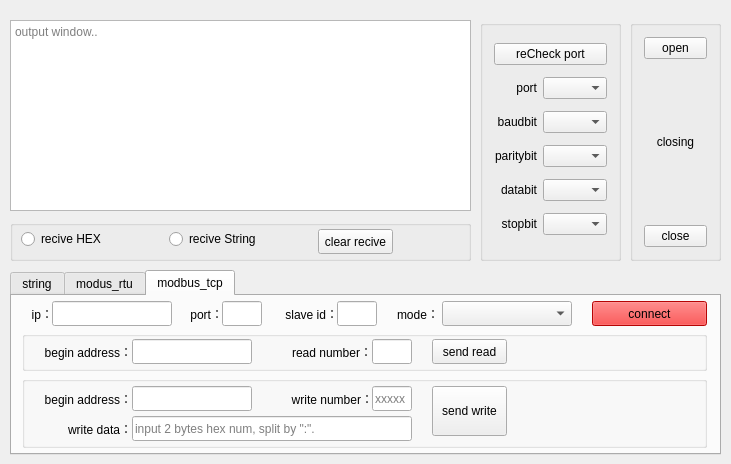
Above: portComm/portComm.ui from Keruls/portComm before the change. Below: the same form after it.
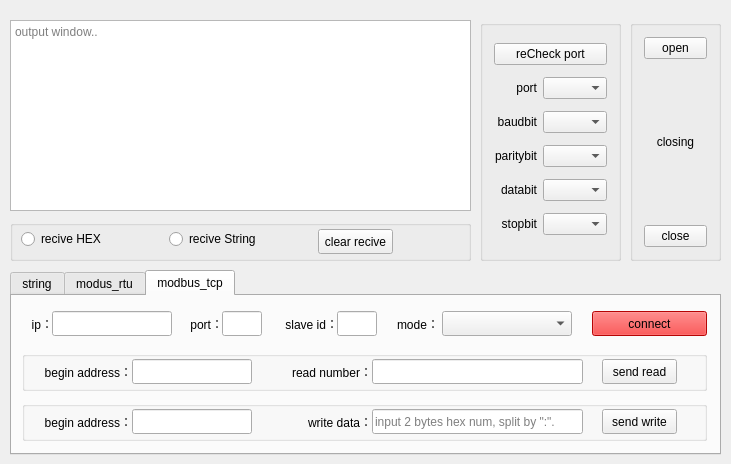
That is the form after the change. Icons and pictures are not drawn.

What changed in the file:
```diff
--- a/portComm/portComm.ui
+++ b/portComm/portComm.ui
@@ -355,7 +355,7 @@
       <property name="geometry">
        <rect>
         <x>10</x>
-        <y>35</y>
+        <y>55</y>
         <width>685</width>
         <height>40</height>
        </rect>
@@ -371,7 +371,7 @@
         <rect>
          <x>350</x>
          <y>8</y>
-         <width>40</width>
+         <width>211</width>
          <height>25</height>
         </rect>
        </property>
@@ -421,7 +421,7 @@
       <widget class="QPushButton" name="pb_bustcp_sendread">
        <property name="geometry">
         <rect>
-         <x>410</x>
+         <x>580</x>
          <y>8</y>
          <width>75</width>
          <height>25</height>
@@ -436,36 +436,20 @@
       <property name="geometry">
        <rect>
         <x>10</x>
-        <y>80</y>
+        <y>105</y>
         <width>685</width>
-        <height>72</height>
+        <height>40</height>
        </rect>
       </property>
       <property name="title">
        <string/>
       </property>
-      <widget class="QLineEdit" name="le_bustcp_num_w">
-       <property name="geometry">
-        <rect>
-         <x>350</x>
-         <y>10</y>
-         <width>40</width>
-         <height>25</height>
-        </rect>
-       </property>
-       <property name="readOnly">
-        <bool>true</bool>
-       </property>
-       <property name="placeholderText">
-        <string>xxxxx</string>
-       </property>
-      </widget>
       <widget class="QLineEdit" name="le_bustcp_data_w">
        <property name="geometry">
         <rect>
-         <x>110</x>
-         <y>40</y>
-         <width>280</width>
+         <x>350</x>
+         <y>8</y>
+         <width>211</width>
          <height>25</height>
         </rect>
        </property>
@@ -477,7 +461,7 @@
        <property name="geometry">
         <rect>
          <x>110</x>
-         <y>10</y>
+         <y>8</y>
          <width>120</width>
          <height>25</height>
         </rect>
@@ -489,27 +473,11 @@
         <string/>
        </property>
       </widget>
-      <widget class="QLabel" name="label_5">
-       <property name="geometry">
-        <rect>
-         <x>260</x>
-         <y>10</y>
-         <width>91</width>
-         <height>25</height>
-        </rect>
-       </property>
-       <property name="text">
-        <string>write number：</string>
-       </property>
-       <property name="alignment">
-        <set>Qt::AlignRight|Qt::AlignTrailing|Qt::AlignVCenter</set>
-       </property>
-      </widget>
       <widget class="QLabel" name="label_4">
        <property name="geometry">
         <rect>
          <x>10</x>
-         <y>10</y>
+         <y>8</y>
          <width>100</width>
          <height>25</height>
         </rect>
@@ -524,9 +492,9 @@
       <widget class="QLabel" name="label_6">
        <property name="geometry">
         <rect>
-         <x>10</x>
-         <y>40</y>
-         <width>100</width>
+         <x>260</x>
+         <y>8</y>
+         <width>90</width>
          <height>25</height>
         </rect>
        </property>
@@ -540,10 +508,10 @@
       <widget class="QPushButton" name="pb_bustcp_sendwrite">
        <property name="geometry">
         <rect>
-         <x>410</x>
-         <y>10</y>
+         <x>580</x>
+         <y>8</y>
          <width>75</width>
-         <height>50</height>
+         <height>25</height>
         </rect>
        </property>
        <property name="text">
@@ -555,7 +523,7 @@
       <property name="geometry">
        <rect>
         <x>40</x>
-        <y>5</y>
+        <y>15</y>
         <width>120</width>
         <height>25</height>
        </rect>
@@ -565,7 +533,7 @@
       <property name="geometry">
        <rect>
         <x>10</x>
-        <y>5</y>
+        <y>15</y>
         <width>31</width>
         <height>25</height>
        </rect>
@@ -581,7 +549,7 @@
       <property name="geometry">
        <rect>
         <x>210</x>
-        <y>5</y>
+        <y>15</y>
         <width>40</width>
         <height>25</height>
        </rect>
@@ -591,7 +559,7 @@
       <property name="geometry">
        <rect>
         <x>170</x>
-        <y>5</y>
+        <y>15</y>
         <width>41</width>
         <height>25</height>
        </rect>
@@ -607,7 +575,7 @@
       <property name="geometry">
        <rect>
         <x>580</x>
-        <y>5</y>
+        <y>15</y>
         <width>115</width>
         <height>25</height>
        </rect>
@@ -623,7 +591,7 @@
       <property name="geometry">
        <rect>
         <x>325</x>
-        <y>5</y>
+        <y>15</y>
         <width>40</width>
         <height>25</height>
        </rect>
@@ -633,7 +601,7 @@
       <property name="geometry">
        <rect>
         <x>265</x>
-        <y>5</y>
+        <y>15</y>
         <width>61</width>
         <height>25</height>
        </rect>
@@ -652,7 +620,7 @@
       <property name="geometry">
        <rect>
         <x>430</x>
-        <y>5</y>
+        <y>15</y>
         <width>130</width>
         <height>25</height>
        </rect>
@@ -662,7 +630,7 @@
       <property name="geometry">
        <rect>
         <x>385</x>
-        <y>5</y>
+        <y>15</y>
         <width>45</width>
         <height>25</height>
        </rect>
```
Left out of the diff: 14 changed lines with no effect on the pictures.
